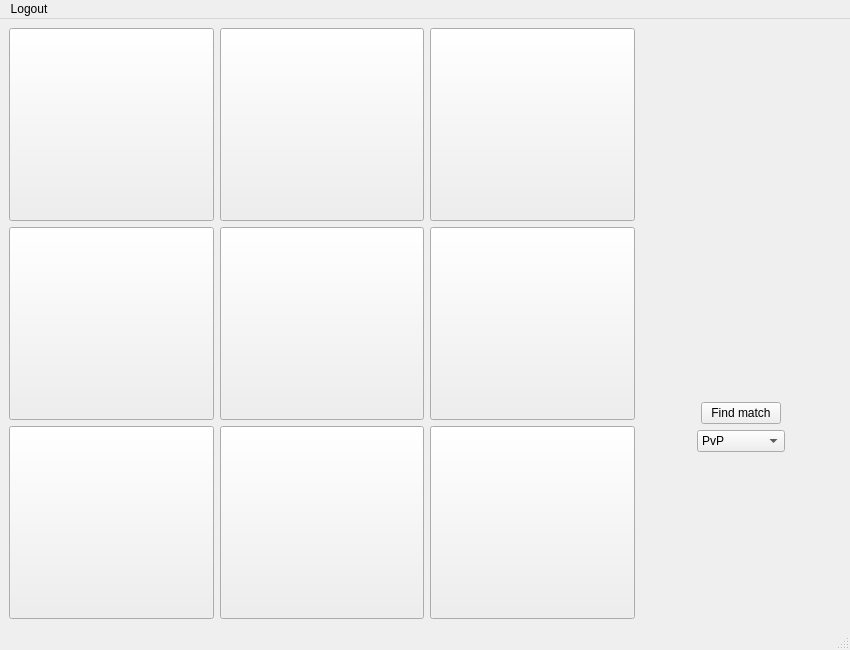
Tyorat/TicTacToe, file data/game_client_des.ui: the form before one commit.
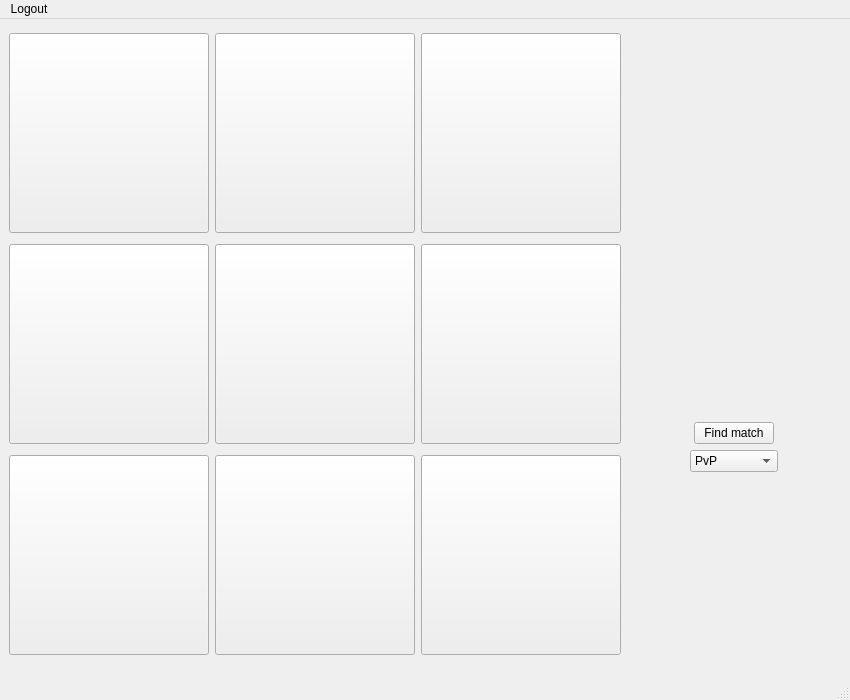
The form after the commit.

Patch:
```diff
--- a/data/game_client_des.ui
+++ b/data/game_client_des.ui
@@ -7,7 +7,7 @@
     <x>0</x>
     <y>0</y>
     <width>850</width>
-    <height>650</height>
+    <height>700</height>
    </rect>
   </property>
   <property name="sizePolicy">
@@ -16,10 +16,34 @@
     <verstretch>0</verstretch>
    </sizepolicy>
   </property>
+  <property name="minimumSize">
+   <size>
+    <width>850</width>
+    <height>700</height>
+   </size>
+  </property>
+  <property name="maximumSize">
+   <size>
+    <width>850</width>
+    <height>700</height>
+   </size>
+  </property>
   <property name="windowTitle">
    <string>Tic-Tac-Toe</string>
   </property>
   <widget class="QWidget" name="centralwidget">
+   <property name="minimumSize">
+    <size>
+     <width>850</width>
+     <height>650</height>
+    </size>
+   </property>
+   <property name="maximumSize">
+    <size>
+     <width>850</width>
+     <height>650</height>
+    </size>
+   </property>
    <layout class="QHBoxLayout" name="horizontalLayout">
     <item>
      <layout class="QGridLayout" name="gridLayout">
@@ -31,6 +55,18 @@
           <verstretch>0</verstretch>
          </sizepolicy>
         </property>
+        <property name="minimumSize">
+         <size>
+          <width>200</width>
+          <height>200</height>
+         </size>
+        </property>
+        <property name="maximumSize">
+         <size>
+          <width>200</width>
+          <height>200</height>
+         </size>
+        </property>
         <property name="text">
          <string/>
         </property>
@@ -44,6 +80,18 @@
           <verstretch>0</verstretch>
          </sizepolicy>
         </property>
+        <property name="minimumSize">
+         <size>
+          <width>200</width>
+          <height>200</height>
+         </size>
+        </property>
+        <property name="maximumSize">
+         <size>
+          <width>200</width>
+          <height>200</height>
+         </size>
+        </property>
         <property name="text">
          <string/>
         </property>
@@ -57,6 +105,18 @@
           <verstretch>0</verstretch>
          </sizepolicy>
         </property>
+        <property name="minimumSize">
+         <size>
+          <width>200</width>
+          <height>200</height>
+         </size>
+        </property>
+        <property name="maximumSize">
+         <size>
+          <width>200</width>
+          <height>200</height>
+         </size>
+        </property>
         <property name="text">
          <string/>
         </property>
@@ -70,6 +130,18 @@
           <verstretch>0</verstretch>
          </sizepolicy>
         </property>
+        <property name="minimumSize">
+         <size>
+          <width>200</width>
+          <height>200</height>
+         </size>
+        </property>
+        <property name="maximumSize">
+         <size>
+          <width>200</width>
+          <height>200</height>
+         </size>
+        </property>
         <property name="text">
          <string/>
         </property>
@@ -83,6 +155,18 @@
           <verstretch>0</verstretch>
          </sizepolicy>
         </property>
+        <property name="minimumSize">
+         <size>
+          <width>200</width>
+          <height>200</height>
+         </size>
+        </property>
+        <property name="maximumSize">
+         <size>
+          <width>200</width>
+          <height>200</height>
+         </size>
+        </property>
         <property name="text">
          <string/>
         </property>
@@ -102,6 +186,18 @@
           <verstretch>0</verstretch>
          </sizepolicy>
         </property>
+        <property name="minimumSize">
+         <size>
+          <width>200</width>
+          <height>200</height>
+         </size>
+        </property>
+        <property name="maximumSize">
+         <size>
+          <width>200</width>
+          <height>200</height>
+         </size>
+        </property>
         <property name="text">
          <string/>
         </property>
@@ -115,6 +211,18 @@
           <verstretch>0</verstretch>
          </sizepolicy>
         </property>
+        <property name="minimumSize">
+         <size>
+          <width>200</width>
+          <height>200</height>
+         </size>
+        </property>
+        <property name="maximumSize">
+         <size>
+          <width>200</width>
+          <height>200</height>
+         </size>
+        </property>
         <property name="text">
          <string/>
         </property>
@@ -128,6 +236,18 @@
           <verstretch>0</verstretch>
          </sizepolicy>
         </property>
+        <property name="minimumSize">
+         <size>
+          <width>200</width>
+          <height>200</height>
+         </size>
+        </property>
+        <property name="maximumSize">
+         <size>
+          <width>200</width>
+          <height>200</height>
+         </size>
+        </property>
         <property name="text">
          <string/>
         </property>
@@ -141,6 +261,18 @@
           <verstretch>0</verstretch>
          </sizepolicy>
         </property>
+        <property name="minimumSize">
+         <size>
+          <width>200</width>
+          <height>200</height>
+         </size>
+        </property>
+        <property name="maximumSize">
+         <size>
+          <width>200</width>
+          <height>200</height>
+         </size>
+        </property>
         <property name="text">
          <string/>
         </property>
```
